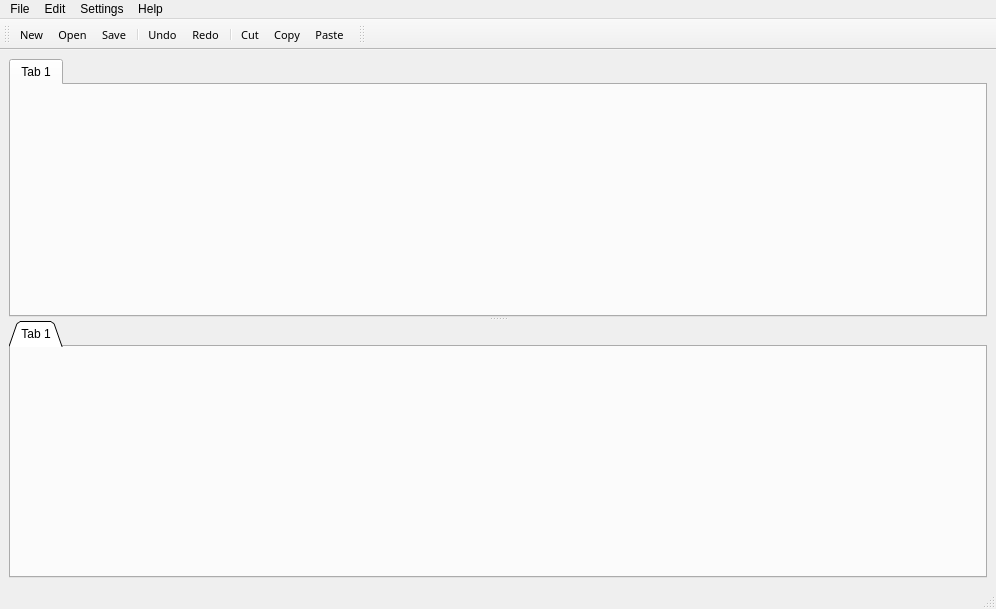
First picture: the form in editor/ui/MainWindow.ui, repository kipr/kiss, before the edit.
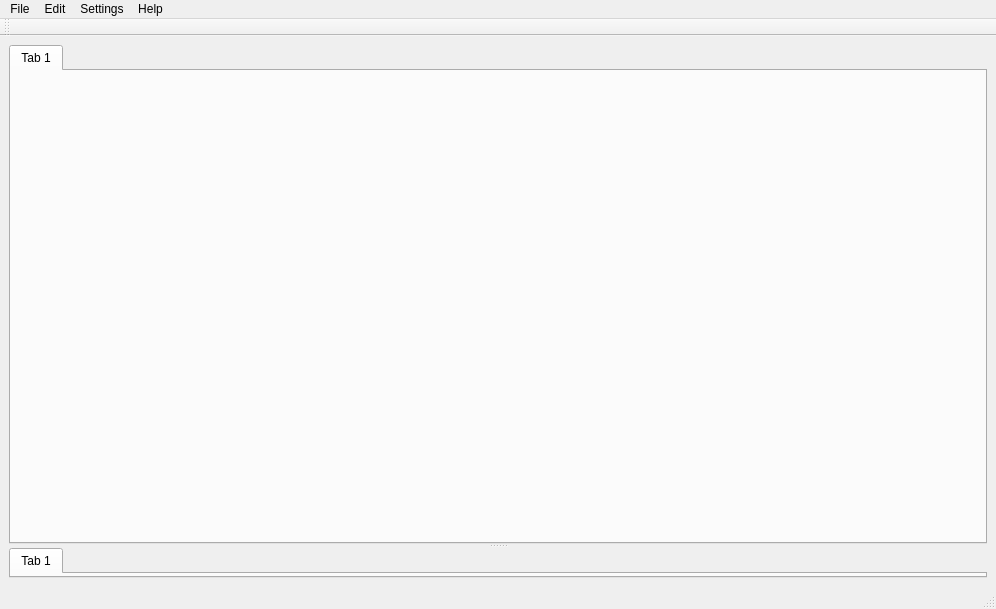
Second picture: the form after the edit. Icons and pictures are not drawn.

```diff
--- a/editor/ui/MainWindow.ui
+++ b/editor/ui/MainWindow.ui
@@ -12,11 +12,14 @@
   <property name="windowTitle" >
    <string>KIPR's Instructional Software System</string>
   </property>
-  <widget class="QWidget" name="ui_centralwidget" >
-   <layout class="QVBoxLayout" >
+  <property name="unifiedTitleAndToolBarOnMac">
+   <bool>false</bool>
+  </property>
+  <widget class="QWidget" name="ui_centralwidget">
+   <layout class="QVBoxLayout" name="verticalLayout">
     <item>
-     <widget class="QSplitter" name="ui_splitter" >
-      <property name="orientation" >
+     <widget class="QSplitter" name="splitter">
+      <property name="orientation">
        <enum>Qt::Vertical</enum>
       </property>
       <property name="childrenCollapsible" >
@@ -44,29 +47,8 @@
         </attribute>
        </widget>
       </widget>
-      <widget class="QTabWidget" name="ui_errorView" >
-       <property name="sizePolicy" >
-        <sizepolicy vsizetype="Preferred" hsizetype="Expanding" >
-         <horstretch>1</horstretch>
-         <verstretch>1</verstretch>
-        </sizepolicy>
-       </property>
-       <property name="minimumSize" >
-        <size>
-         <width>0</width>
-         <height>0</height>
-        </size>
-       </property>
-       <property name="maximumSize" >
-        <size>
-         <width>16777215</width>
-         <height>16777215</height>
-        </size>
-       </property>
-       <property name="tabShape" >
-        <enum>QTabWidget::Triangular</enum>
-       </property>
-       <property name="currentIndex" >
+      <widget class="QTabWidget" name="ui_errorView">
+       <property name="currentIndex">
         <number>0</number>
        </property>
        <widget class="QWidget" name="tab_2" >
@@ -79,85 +61,9 @@
     </item>
    </layout>
   </widget>
-  <widget class="QStatusBar" name="ui_statusbar" />
-  <widget class="QToolBar" name="ui_mainToolBar" >
-   <property name="sizePolicy" >
-    <sizepolicy vsizetype="Fixed" hsizetype="Preferred" >
-     <horstretch>0</horstretch>
-     <verstretch>0</verstretch>
-    </sizepolicy>
-   </property>
-   <property name="font" >
-    <font>
-     <family>Sans Serif</family>
-     <pointsize>8</pointsize>
-    </font>
-   </property>
-   <property name="windowTitle" >
-    <string>Editor Tools</string>
-   </property>
-   <property name="movable" >
-    <bool>true</bool>
-   </property>
-   <property name="allowedAreas" >
-    <set>Qt::AllToolBarAreas</set>
-   </property>
-   <property name="iconSize" >
-    <size>
-     <width>16</width>
-     <height>16</height>
-    </size>
-   </property>
-   <property name="toolButtonStyle" >
-    <enum>Qt::ToolButtonTextBesideIcon</enum>
-   </property>
-   <attribute name="toolBarArea" >
-    <enum>TopToolBarArea</enum>
-   </attribute>
-   <attribute name="toolBarBreak" >
-    <bool>false</bool>
-   </attribute>
-   <addaction name="actionShortcutNew" />
-   <addaction name="actionShortcutOpen" />
-   <addaction name="actionShortcutSave" />
-   <addaction name="separator" />
-   <addaction name="actionShortcutUndo" />
-   <addaction name="actionShortcutRedo" />
-   <addaction name="separator" />
-   <addaction name="actionShortcutCut" />
-   <addaction name="actionShortcutCopy" />
-   <addaction name="actionShortcutPaste" />
-  </widget>
-  <widget class="QToolBar" name="ui_targetToolBar" >
-   <property name="enabled" >
-    <bool>true</bool>
-   </property>
-   <property name="font" >
-    <font>
-     <pointsize>8</pointsize>
-    </font>
-   </property>
-   <property name="windowTitle" >
-    <string>Target Tools</string>
-   </property>
-   <property name="iconSize" >
-    <size>
-     <width>16</width>
-     <height>16</height>
-    </size>
-   </property>
-   <property name="toolButtonStyle" >
-    <enum>Qt::ToolButtonTextBesideIcon</enum>
-   </property>
-   <attribute name="toolBarArea" >
-    <enum>TopToolBarArea</enum>
-   </attribute>
-   <attribute name="toolBarBreak" >
-    <bool>false</bool>
-   </attribute>
-  </widget>
-  <widget class="QMenuBar" name="ui_menubar" >
-   <property name="geometry" >
+  <widget class="QStatusBar" name="ui_statusbar"/>
+  <widget class="QMenuBar" name="ui_menubar">
+   <property name="geometry">
     <rect>
      <x>0</x>
      <y>0</y>
@@ -221,20 +127,29 @@
    <addaction name="ui_menuSettings" />
    <addaction name="ui_menuHelp" />
   </widget>
-  <action name="actionNew" >
-   <property name="text" >
-    <string>&amp;New</string>
+  <widget class="QToolBar" name="ui_toolBar">
+   <property name="windowTitle">
+    <string>toolBar</string>
    </property>
-   <property name="shortcut" >
-    <string>Ctrl+N</string>
+   <property name="iconSize">
+    <size>
+     <width>16</width>
+     <height>16</height>
+    </size>
    </property>
-   <property name="menuRole" >
-    <enum>QAction::TextHeuristicRole</enum>
+   <property name="toolButtonStyle">
+    <enum>Qt::ToolButtonTextBesideIcon</enum>
    </property>
-  </action>
-  <action name="actionSave" >
-   <property name="text" >
-    <string>&amp;Save</string>
+   <attribute name="toolBarArea">
+    <enum>TopToolBarArea</enum>
+   </attribute>
+   <attribute name="toolBarBreak">
+    <bool>false</bool>
+   </attribute>
+  </widget>
+  <action name="actionQuit">
+   <property name="text">
+    <string>Quit</string>
    </property>
    <property name="shortcut" >
     <string>Ctrl+S</string>
@@ -360,130 +275,8 @@
     <enum>QAction::QuitRole</enum>
    </property>
   </action>
-  <action name="actionChange_Target" >
-   <property name="text" >
-    <string>Change Target</string>
-   </property>
-  </action>
-  <action name="actionShortcutNew" >
-   <property name="icon" >
-    <iconset resource="../rc/icons.qrc" >
-     <normaloff>:/shortcuts/file/icon_set/icons/page_white.png</normaloff>:/shortcuts/file/icon_set/icons/page_white.png</iconset>
-   </property>
-   <property name="text" >
-    <string>New</string>
-   </property>
-  </action>
-  <action name="actionShortcutOpen" >
-   <property name="icon" >
-    <iconset resource="../rc/icons.qrc" >
-     <normaloff>:/shortcuts/file/icon_set/icons/folder.png</normaloff>:/shortcuts/file/icon_set/icons/folder.png</iconset>
-   </property>
-   <property name="text" >
-    <string>Open</string>
-   </property>
-  </action>
-  <action name="actionShortcutSave" >
-   <property name="icon" >
-    <iconset resource="../rc/icons.qrc" >
-     <normaloff>:/shortcuts/file/icon_set/icons/disk.png</normaloff>:/shortcuts/file/icon_set/icons/disk.png</iconset>
-   </property>
-   <property name="text" >
-    <string>Save</string>
-   </property>
-  </action>
-  <action name="actionShortcutClose" >
-   <property name="icon" >
-    <iconset resource="../rc/icons.qrc" >
-     <normaloff>:/shortcuts/file/icon_set/icons/cross.png</normaloff>:/shortcuts/file/icon_set/icons/cross.png</iconset>
-   </property>
-   <property name="text" >
-    <string>Close</string>
-   </property>
-  </action>
-  <action name="actionShortcutUndo" >
-   <property name="icon" >
-    <iconset resource="../rc/icons.qrc" >
-     <normaloff>:/shortcuts/edit/icon_set/icons/arrow_undo.png</normaloff>:/shortcuts/edit/icon_set/icons/arrow_undo.png</iconset>
-   </property>
-   <property name="text" >
-    <string>Undo</string>
-   </property>
-  </action>
-  <action name="actionShortcutRedo" >
-   <property name="icon" >
-    <iconset resource="../rc/icons.qrc" >
-     <normaloff>:/shortcuts/edit/icon_set/icons/arrow_redo.png</normaloff>:/shortcuts/edit/icon_set/icons/arrow_redo.png</iconset>
-   </property>
-   <property name="text" >
-    <string>Redo</string>
-   </property>
-  </action>
-  <action name="actionShortcutCut" >
-   <property name="icon" >
-    <iconset resource="../rc/icons.qrc" >
-     <normaloff>:/shortcuts/edit/icon_set/icons/cut.png</normaloff>:/shortcuts/edit/icon_set/icons/cut.png</iconset>
-   </property>
-   <property name="text" >
-    <string>Cut</string>
-   </property>
-  </action>
-  <action name="actionShortcutCopy" >
-   <property name="icon" >
-    <iconset resource="../rc/icons.qrc" >
-     <normaloff>:/shortcuts/edit/icon_set/icons/page_white_copy.png</normaloff>:/shortcuts/edit/icon_set/icons/page_white_copy.png</iconset>
-   </property>
-   <property name="text" >
-    <string>Copy</string>
-   </property>
-  </action>
-  <action name="actionShortcutPaste" >
-   <property name="icon" >
-    <iconset resource="../rc/icons.qrc" >
-     <normaloff>:/shortcuts/edit/icon_set/icons/page_white_paste.png</normaloff>:/shortcuts/edit/icon_set/icons/page_white_paste.png</iconset>
-   </property>
-   <property name="text" >
-    <string>Paste</string>
-   </property>
-  </action>
-  <action name="actionCompile" >
-   <property name="icon" >
-    <iconset resource="../rc/icons.qrc" >
-     <normaloff>:/shortcuts/target/icon_set/icons/bricks.png</normaloff>:/shortcuts/target/icon_set/icons/bricks.png</iconset>
-   </property>
-   <property name="text" >
-    <string>Compile</string>
-   </property>
-  </action>
-  <action name="actionRun" >
-   <property name="icon" >
-    <iconset resource="../rc/icons.qrc" >
-     <normaloff>:/shortcuts/target/icon_set/icons/bullet_go.png</normaloff>:/shortcuts/target/icon_set/icons/bullet_go.png</iconset>
-   </property>
-   <property name="text" >
-    <string>Run</string>
-   </property>
-  </action>
-  <action name="actionStop" >
-   <property name="icon" >
-    <iconset resource="../rc/icons.qrc" >
-     <normaloff>:/shortcuts/target/icon_set/icons/stop.png</normaloff>:/shortcuts/target/icon_set/icons/stop.png</iconset>
-   </property>
-   <property name="text" >
-    <string>Stop</string>
-   </property>
-  </action>
-  <action name="actionDownload" >
-   <property name="icon" >
-    <iconset resource="../rc/icons.qrc" >
-     <normaloff>:/shortcuts/target/icon_set/icons/ruby_blue.png</normaloff>:/shortcuts/target/icon_set/icons/ruby_blue.png</iconset>
-   </property>
-   <property name="text" >
-    <string>Download</string>
-   </property>
-  </action>
-  <action name="actionAbout" >
-   <property name="text" >
+  <action name="actionAbout">
+   <property name="text">
     <string>About</string>
    </property>
   </action>
```
Left out of the diff: 463 changed lines with no effect on the pictures.
